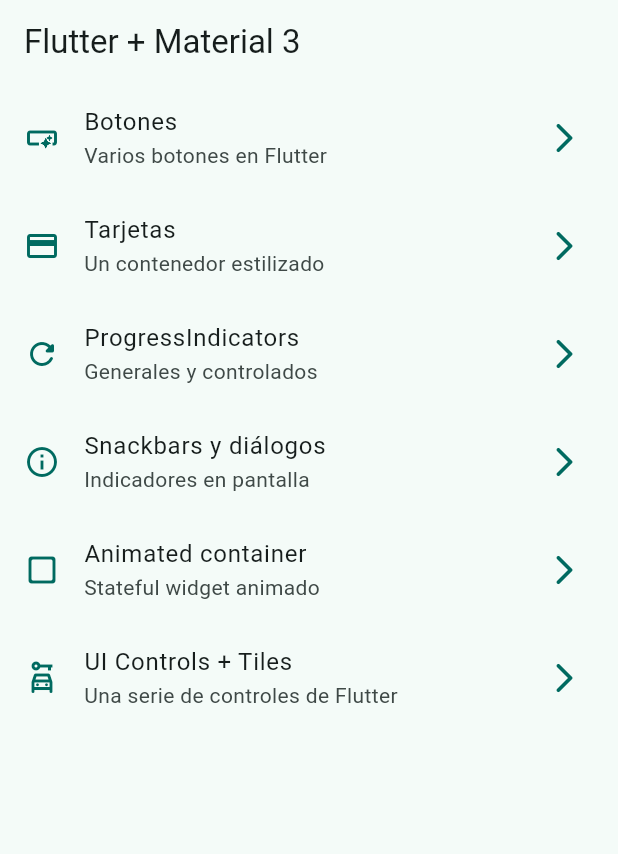
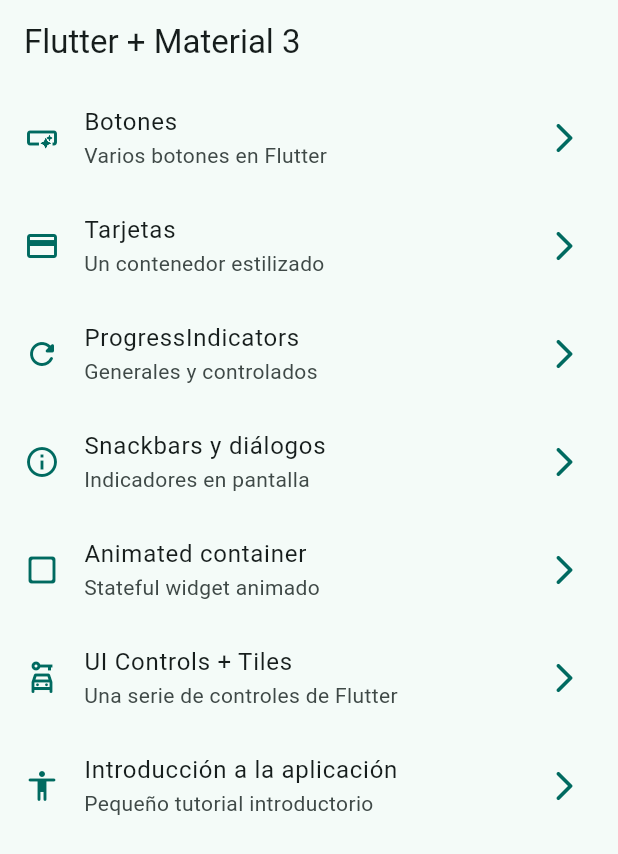
Before and after one commit to casasfranco/widgets-app, a Flutter app: the screen it shows after launch, on a phone screen of 412 x 824 dp. Shown: the top 854 px of the screen. Run offline on Flutter 3.47's test engine with Material 2 defaults, Android fonts, the phone set to English and light mode, and no system bars; our stand-ins replace go_router.

Commit message:
tutorial screen added

```diff
--- a/lib/config/menu/menu_items.dart
+++ b/lib/config/menu/menu_items.dart
@@ -49,4 +49,10 @@ const appMenuItems = <MenuItem>[
     link: '/ui-controls',
     icon: Icons.car_rental_outlined,
   ),
+  MenuItem(
+    title: 'Introducción a la aplicación',
+    subTitle: 'Pequeño tutorial introductorio',
+    link: '/tutorial',
+    icon: Icons.accessibility_rounded,
+  ),
 ];
--- a/lib/config/router/app_router.dart
+++ b/lib/config/router/app_router.dart
@@ -41,5 +41,10 @@ final appRouter = GoRouter(
       name: UiControlsScreen.name,
       builder: (context, state) => const UiControlsScreen(),
     ),
+    GoRoute(
+      path: '/tutorial',
+      name: AppTutorialScreen.name,
+      builder: (context, state) => const AppTutorialScreen(),
+    ),
   ],
 );
```
